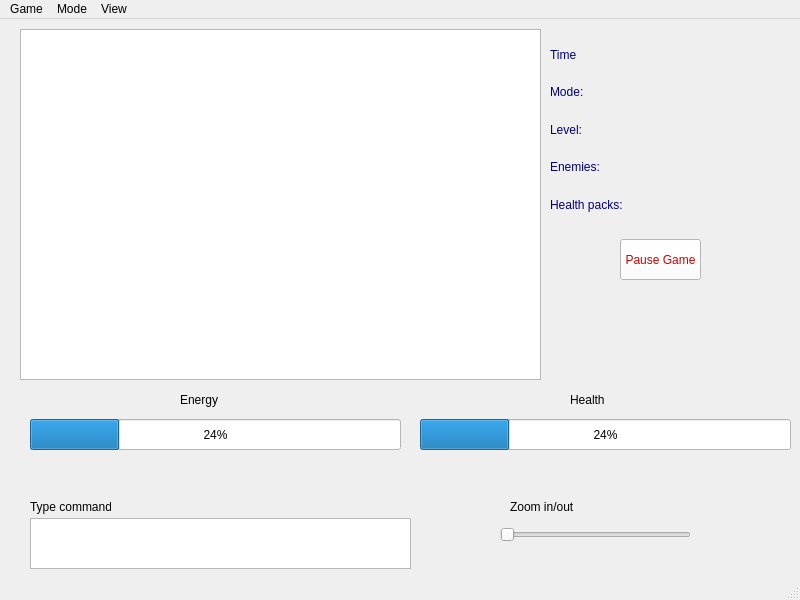
nicogutz/APT-Qt-Game, file gamewindow.ui: the form before one commit.
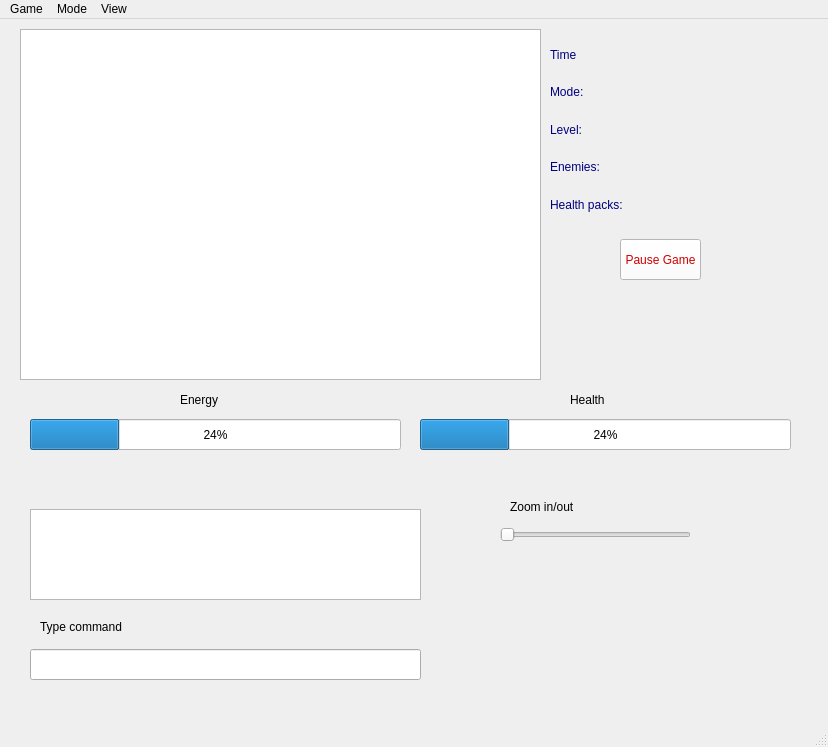
The form after the commit.

Commit message: type command almost done

What changed in the file:
```diff
--- a/gamewindow.ui
+++ b/gamewindow.ui
@@ -6,8 +6,8 @@
    <rect>
     <x>0</x>
     <y>0</y>
-    <width>800</width>
-    <height>600</height>
+    <width>828</width>
+    <height>747</height>
    </rect>
   </property>
   <property name="windowTitle">
@@ -142,29 +142,6 @@
      <string>Pause Game</string>
     </property>
    </widget>
-   <widget class="QTextEdit" name="textEdit">
-    <property name="geometry">
-     <rect>
-      <x>30</x>
-      <y>499</y>
-      <width>381</width>
-      <height>51</height>
-     </rect>
-    </property>
-   </widget>
-   <widget class="QLabel" name="label_2">
-    <property name="geometry">
-     <rect>
-      <x>30</x>
-      <y>480</y>
-      <width>81</width>
-      <height>16</height>
-     </rect>
-    </property>
-    <property name="text">
-     <string>Type command </string>
-    </property>
-   </widget>
    <widget class="QSlider" name="horizontalSlider">
     <property name="geometry">
      <rect>
@@ -272,13 +249,46 @@
      </item>
     </layout>
    </widget>
+   <widget class="QLineEdit" name="textEdit">
+    <property name="geometry">
+     <rect>
+      <x>30</x>
+      <y>630</y>
+      <width>391</width>
+      <height>31</height>
+     </rect>
+    </property>
+   </widget>
+   <widget class="QPlainTextEdit" name="plainTextEdit">
+    <property name="geometry">
+     <rect>
+      <x>30</x>
+      <y>490</y>
+      <width>391</width>
+      <height>91</height>
+     </rect>
+    </property>
+   </widget>
+   <widget class="QLabel" name="label_2">
+    <property name="geometry">
+     <rect>
+      <x>40</x>
+      <y>600</y>
+      <width>231</width>
+      <height>16</height>
+     </rect>
+    </property>
+    <property name="text">
+     <string>Type command</string>
+    </property>
+   </widget>
   </widget>
   <widget class="QMenuBar" name="menubar">
    <property name="geometry">
     <rect>
      <x>0</x>
      <y>0</y>
-     <width>800</width>
+     <width>828</width>
      <height>21</height>
     </rect>
    </property>
```
The commit also changes 3 other files.
